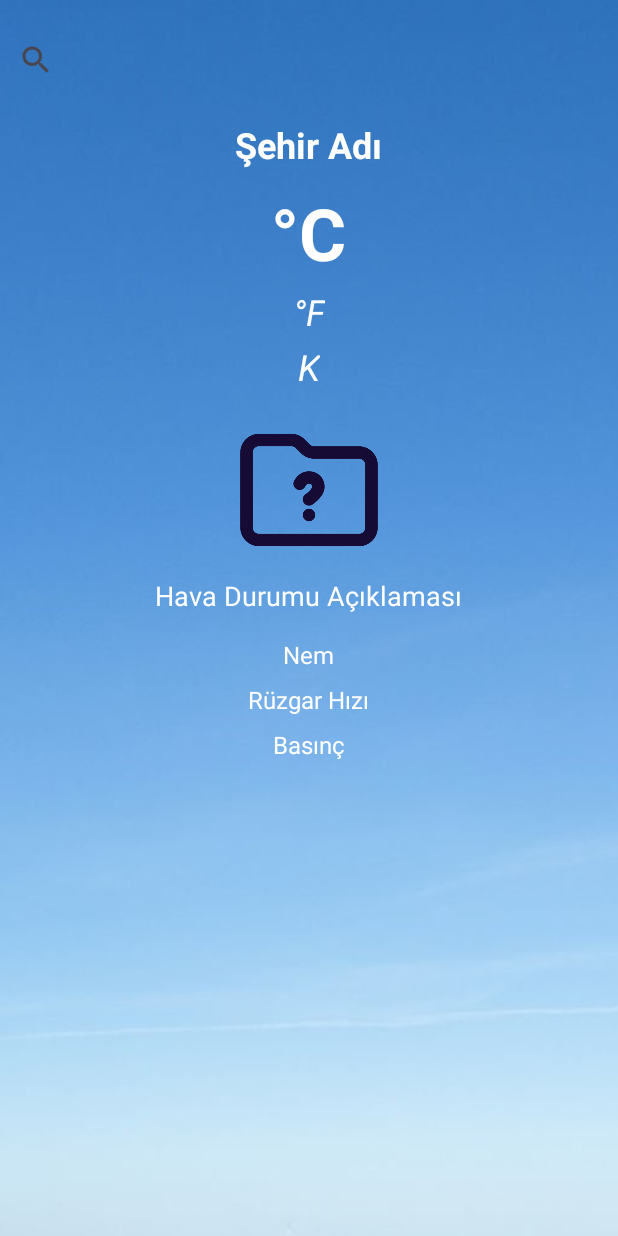
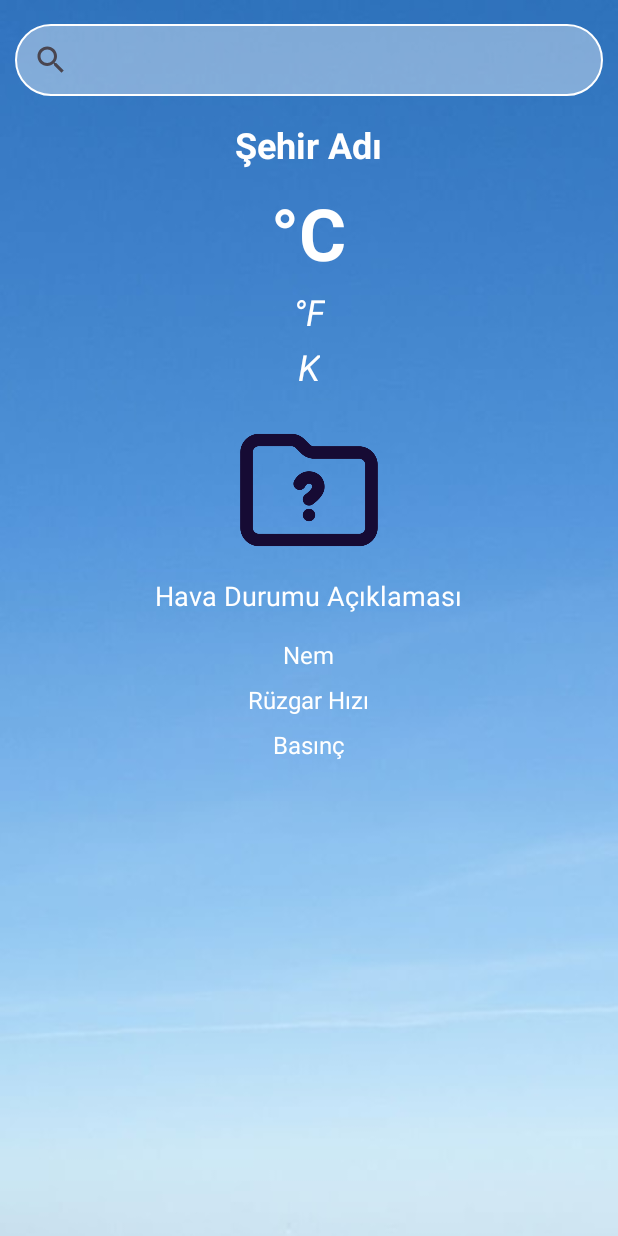
Before and after one commit to esrakmas/HavaDurumuUygulamasi, an Android app: the screen it shows after launch (MainActivity), on a phone screen of 412 x 824 dp. Run offline under Robolectric (Android 15) with nearby library versions, the phone set to English and light mode, and no system bars.

Commit message:
searchview tasarımını değiştirdim. bg ekledim

```diff
--- a/app/src/main/java/com/example/havadurumuuygulamasi/MainActivity.kt
+++ b/app/src/main/java/com/example/havadurumuuygulamasi/MainActivity.kt
@@ -37,17 +37,17 @@ class MainActivity : AppCompatActivity() {
             insets
         }
 
-      /*  binding.btnGetWeather.setOnClickListener {
-            val cityName = binding.etCityInput.text.toString()
-            if (cityName.isNotEmpty()) {
-                fetchWeatherData(apiKey, cityName)
-            }
-        }*/
 
         //yapıyı olustumak bir de veriyi kaydetmek icin editor
         val sharedPreferences = getSharedPreferences("WeatherAppPrefs", Context.MODE_PRIVATE)
         val editor = sharedPreferences.edit()
         val lastSearchedCity = sharedPreferences.getString("lastSearchedCity", null)
+
+
+        //son 3 veriyi göstermek icin
+        val sharedPreferences2 = getSharedPreferences("WeatherAppPrefs", Context.MODE_PRIVATE)
+        val editor2 = sharedPreferences.edit()
+        val last3SearchedCity = sharedPreferences.getString("lastSearchedCity", null)
 
 
         //eğer sehir aratılmıssa önceden son arama mevcutsa
@@ -120,8 +120,8 @@ class MainActivity : AppCompatActivity() {
 
                    val iconResId = when (iconCode) {
 
-                        "01d" -> R.drawable.clear_day
-                        "01n" -> R.drawable.clear_night
+                        "01d" -> R.drawable.sun
+                        "01n" -> R.drawable.moon
                         "02d" -> R.drawable.cloudy_day
                         "02n" -> R.drawable.cloudy_night
                         "03d","03n"-> R.drawable.cloudy
--- /dev/null
+++ b/app/src/main/res/drawable/searcviwe_bg.xml
@@ -0,0 +1,8 @@
+<?xml version="1.0" encoding="utf-8"?>
+<shape xmlns:android="http://schemas.android.com/apk/res/android">
+    <solid android:color="#63FFFFFF"/>
+    <corners android:radius="30dp"/>
+    <stroke
+        android:width="1dp"
+        android:color="@color/white"/>
+</shape>
--- a/app/src/main/res/layout/activity_main.xml
+++ b/app/src/main/res/layout/activity_main.xml
@@ -12,11 +12,16 @@
         android:id="@+id/searchView"
         android:layout_width="match_parent"
         android:layout_height="wrap_content"
+        android:layout_alignParentStart="true"
         android:layout_alignParentTop="true"
+        android:layout_alignParentEnd="true"
         android:layout_marginTop="16dp"
+        android:layout_marginStart="10dp"
+        android:layout_marginEnd="10dp"
+        android:background="@drawable/searcviwe_bg"
         android:queryHint="Şehir adı girin"
         android:textSize="16sp"
-        app:iconifiedByDefault="false"/>
+        app:iconifiedByDefault="false" />
 
 
 
```
Also changed, not shown: app/src/main/res/drawable/moon.png (added), app/src/main/res/drawable/sun.png (added).
